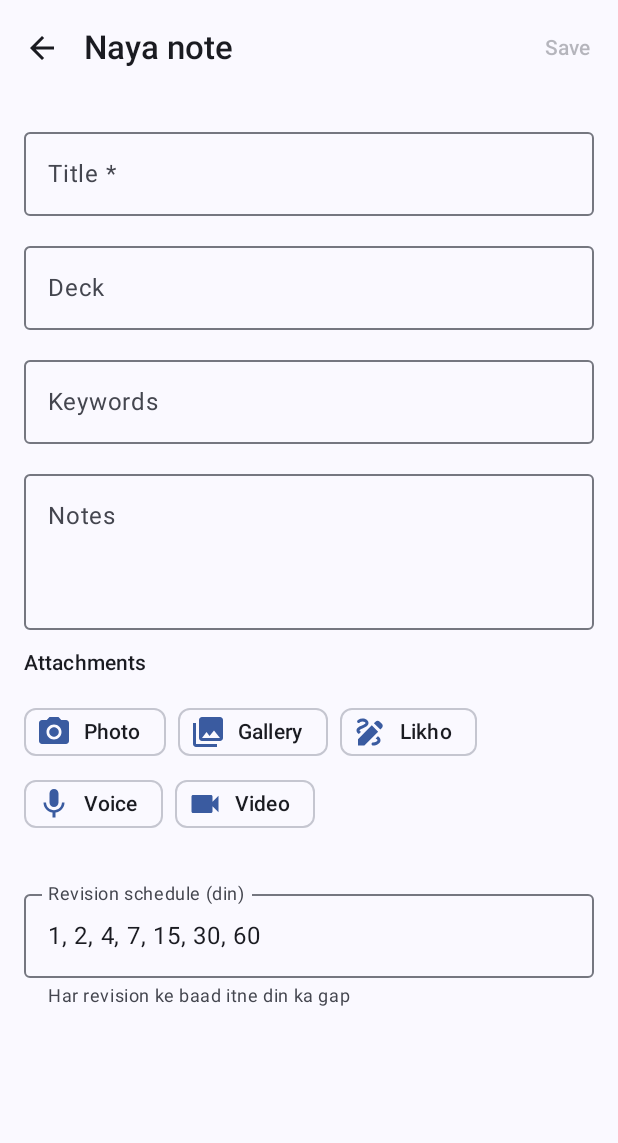
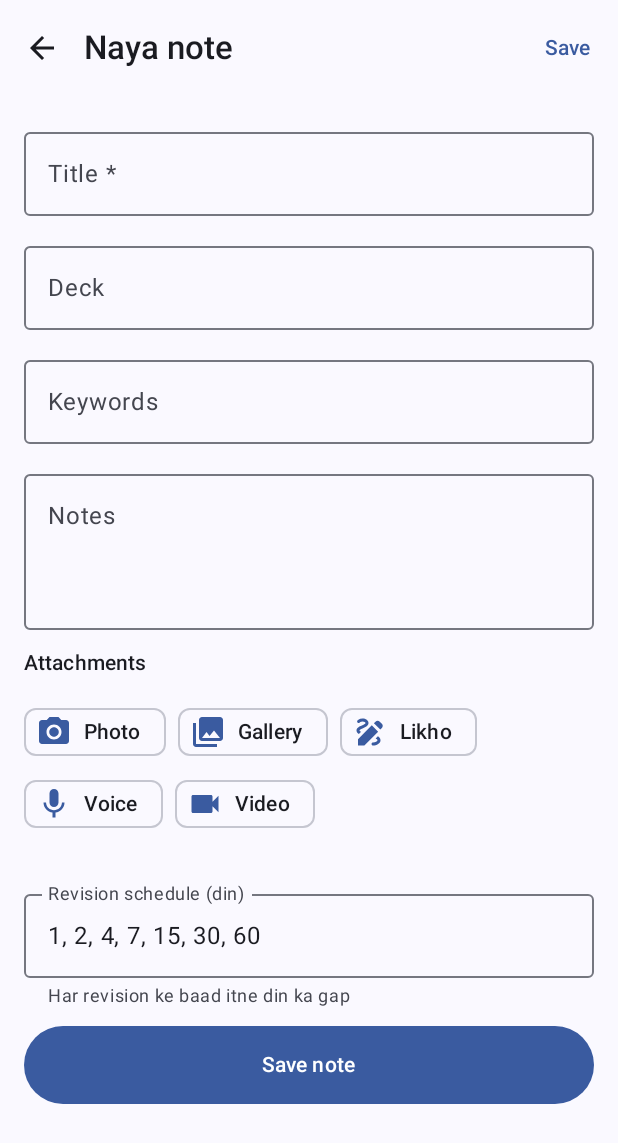
Before and after one commit to jogendra-india/yaad, an Android app built with Jetpack Compose: the screen it shows after launch (MainActivity), after a tap on "Naya note", on a phone screen of 412 x 824 dp. Shown: the top 1143 px of the screen. Run offline under Robolectric (Android 15) with nearby library versions, the phone set to English and light mode, and no system bars; our stand-ins replace Room's generated code; libraries missing offline, so code that uses them is left out: coil.decode.

Commit message:
Fix small-screen layout and note saving; compact home header
- Handwriting tools wrap onto two rows so Bold/Eraser stay visible
- Save is always tappable; a missing title is flagged inline instead of
  silently disabling the button, plus a full-width save button at the end
- Home uses a compact header with the app mark, name and date
- Replace leftover "Remind" branding with "Yaad"
- Bump version to 1.1

```diff
--- a/app/build.gradle.kts
+++ b/app/build.gradle.kts
@@ -13,8 +13,8 @@ android {
         applicationId = "com.yaad.revision"
         minSdk = 26
         targetSdk = 35
-        versionCode = 1
-        versionName = "1.0"
+        versionCode = 2
+        versionName = "1.1"
 
         testInstrumentationRunner = "androidx.test.runner.AndroidJUnitRunner"
     }
--- a/app/src/main/java/com/example/remind/data/Backup.kt
+++ b/app/src/main/java/com/example/remind/data/Backup.kt
@@ -75,7 +75,7 @@ class Backup(private val context: Context, private val repo: Repository) {
                 zip.closeEntry()
             }
         }
-        val data = json ?: error("Not a Remind backup (backup.json missing)")
+        val data = json ?: error("Not a Yaad backup (backup.json missing)")
 
         val notes = data.getJSONArray("notes").objects().map(::noteFromJson)
         val attachments = data.getJSONArray("attachments").objects().map(::attachmentFromJson)
--- a/app/src/main/java/com/example/remind/ui/EditNoteScreen.kt
+++ b/app/src/main/java/com/example/remind/ui/EditNoteScreen.kt
@@ -117,7 +117,7 @@ class EditNoteViewModel(private val repo: Repository, state: SavedStateHandle) :
     }
 
     val intervalsValid get() = Scheduler.parseIntervals(intervalsText) != null
-    val canSave get() = title.isNotBlank() && intervalsValid
+    var titleError by mutableStateOf(false)
 
     val hasChanges
         get() = title.isNotBlank() || body.isNotBlank() || keywords.isNotEmpty() ||
@@ -141,9 +141,13 @@ class EditNoteViewModel(private val repo: Repository, state: SavedStateHandle) :
         }
     }
 
-    fun save(onDone: (Long) -> Unit) {
+    /** Returns false (and flags the field) when something required is missing. */
+    fun save(onDone: (Long) -> Unit): Boolean {
         commitKeywordInput()
-        val intervals = Scheduler.parseIntervals(intervalsText) ?: return
+        titleError = title.isBlank()
+        val intervals = Scheduler.parseIntervals(intervalsText)
+        if (titleError || intervals == null || saving) return false
+        saving = true
         viewModelScope.launch {
             val id = repo.saveNote(
                 existing = existing,
@@ -158,7 +162,10 @@ class EditNoteViewModel(private val repo: Repository, state: SavedStateHandle) :
             saved = true
             onDone(id)
         }
+        return true
     }
+
+    private var saving = false
 
     override fun onCleared() {
         // Discarded draft: drop files captured in this session.
@@ -186,6 +193,7 @@ fun EditNoteScreen(onBack: () -> Unit, onSaved: (Long) -> Unit, vm: EditNoteView
     var showVoice by rememberSaveable { mutableStateOf(false) }
     var confirmDiscard by rememberSaveable { mutableStateOf(false) }
     var viewing by rememberSaveable { mutableStateOf<String?>(null) }
+    val scroll = rememberScrollState()
 
     val takePhoto = rememberLauncherForActivityResult(ActivityResultContracts.TakePicture()) { ok ->
         val name = pendingCapture ?: return@rememberLauncherForActivityResult
@@ -250,7 +258,7 @@ fun EditNoteScreen(onBack: () -> Unit, onSaved: (Long) -> Unit, vm: EditNoteView
                     IconButton(onClick = ::tryBack) { Icon(Icons.AutoMirrored.Filled.ArrowBack, contentDescription = "Back") }
                 },
                 actions = {
-                    TextButton(onClick = { vm.save(onSaved) }, enabled = vm.canSave && vm.loaded) { Text("Save") }
+                    TextButton(onClick = { vm.save(onSaved) }, enabled = vm.loaded) { Text("Save") }
                 },
             )
         },
@@ -261,15 +269,17 @@ fun EditNoteScreen(onBack: () -> Unit, onSaved: (Long) -> Unit, vm: EditNoteView
                 .fillMaxSize()
                 .padding(padding)
                 .imePadding()
-                .verticalScroll(rememberScrollState())
+                .verticalScroll(scroll)
                 .padding(16.dp),
             verticalArrangement = Arrangement.spacedBy(12.dp),
         ) {
             OutlinedTextField(
                 value = vm.title,
-                onValueChange = { vm.title = it },
+                onValueChange = { vm.title = it; if (it.isNotBlank()) vm.titleError = false },
                 label = { Text("Title *") },
                 placeholder = { Text("Kya padha?") },
+                isError = vm.titleError,
+                supportingText = if (vm.titleError) ({ Text("Title zaroori hai") }) else null,
                 singleLine = true,
                 keyboardOptions = KeyboardOptions(capitalization = KeyboardCapitalization.Sentences),
                 modifier = Modifier.fillMaxWidth(),
@@ -364,6 +374,16 @@ fun EditNoteScreen(onBack: () -> Unit, onSaved: (Long) -> Unit, vm: EditNoteView
                 keyboardOptions = KeyboardOptions(keyboardType = androidx.compose.ui.text.input.KeyboardType.Number),
                 modifier = Modifier.fillMaxWidth(),
             )
+
+            androidx.compose.material3.Button(
+                onClick = {
+                    if (!vm.save(onSaved)) scope.launch { scroll.animateScrollTo(0) }
+                },
+                modifier = Modifier
+                    .fillMaxWidth()
+                    .height(52.dp),
+            ) { Text(if (vm.isNew) "Save note" else "Save changes") }
+            Spacer(Modifier.height(8.dp))
         }
     }
 
--- a/app/src/main/java/com/example/remind/ui/HomeScreen.kt
+++ b/app/src/main/java/com/example/remind/ui/HomeScreen.kt
@@ -44,7 +44,13 @@ import androidx.compose.material3.ExperimentalMaterial3Api
 import androidx.compose.material3.ExtendedFloatingActionButton
 import androidx.compose.material3.Icon
 import androidx.compose.material3.IconButton
-import androidx.compose.material3.LargeTopAppBar
+import androidx.compose.material3.TopAppBar
+import androidx.compose.foundation.Image
+import androidx.compose.ui.draw.clip
+import androidx.compose.ui.res.painterResource
+import com.example.remind.R
+import java.time.LocalDateTime
+import java.time.format.DateTimeFormatter
 import androidx.compose.material3.LinearProgressIndicator
 import androidx.compose.material3.MaterialTheme
 import androidx.compose.material3.Scaffold
@@ -58,6 +64,7 @@ import androidx.compose.runtime.remember
 import androidx.compose.ui.Alignment
 import androidx.compose.ui.Modifier
 import androidx.compose.ui.graphics.Brush
+import androidx.compose.ui.graphics.graphicsLayer
 import androidx.compose.ui.graphics.vector.ImageVector
 import androidx.compose.ui.input.nestedscroll.nestedScroll
 import androidx.compose.ui.text.style.TextAlign
@@ -137,15 +144,15 @@ fun HomeScreen(
     val state by vm.state.collectAsStateWithLifecycle()
     LifecycleEventEffect(Lifecycle.Event.ON_RESUME) { vm.refresh() }
 
-    val scrollBehavior = TopAppBarDefaults.exitUntilCollapsedScrollBehavior()
+    val scrollBehavior = TopAppBarDefaults.pinnedScrollBehavior()
     val listState = rememberLazyListState()
     val fabExpanded by remember { derivedStateOf { listState.firstVisibleItemIndex == 0 } }
 
     Scaffold(
         modifier = Modifier.nestedScroll(scrollBehavior.nestedScrollConnection),
         topBar = {
-            LargeTopAppBar(
-                title = { Text("Remind") },
+            TopAppBar(
+                title = { HomeTitle() },
                 actions = {
                     IconButton(onClick = { onOpenLibrary(null, false) }) {
                         Icon(Icons.AutoMirrored.Filled.LibraryBooks, contentDescription = "Library")
@@ -238,6 +245,48 @@ fun HomeScreen(
                     NoteCard(item, state.today, vm.repo.store, onClick = { onOpenNote(item.note.id) }, modifier = Modifier.animateItem())
                 }
             }
+        }
+    }
+}
+
+@Composable
+private fun AppMark(size: androidx.compose.ui.unit.Dp) {
+    Box(
+        Modifier
+            .size(size)
+            .clip(RoundedCornerShape(size * 0.3f)),
+    ) {
+        Image(painterResource(R.drawable.ic_launcher_background), contentDescription = null, modifier = Modifier.fillMaxSize())
+        Image(
+            painterResource(R.drawable.ic_launcher_foreground),
+            contentDescription = null,
+            modifier = Modifier
+                .fillMaxSize()
+                .graphicsLayer(scaleX = 1.5f, scaleY = 1.5f),
+        )
+    }
+}
+
+private val headerDate = DateTimeFormatter.ofPattern("EEEE, d MMM")
+
+@Composable
+private fun HomeTitle() {
+    val now = remember { LocalDateTime.now() }
+    val greeting = when (now.hour) {
+        in 5..11 -> "Good morning"
+        in 12..16 -> "Good afternoon"
+        else -> "Good evening"
+    }
+    Row(verticalAlignment = Alignment.CenterVertically) {
+        AppMark(38.dp)
+        Spacer(Modifier.width(12.dp))
+        Column {
+            Text("Yaad", style = MaterialTheme.typography.titleLarge)
+            Text(
+                "$greeting · ${now.format(headerDate)}",
+                style = MaterialTheme.typography.labelMedium,
+                color = MaterialTheme.colorScheme.onSurfaceVariant,
+            )
         }
     }
 }
@@ -389,7 +438,7 @@ private fun EmptyHome(modifier: Modifier = Modifier) {
         Text("Jo padha, wo yaad rahega", style = MaterialTheme.typography.headlineSmall, textAlign = TextAlign.Center)
         Spacer(Modifier.height(8.dp))
         Text(
-            "Photo, handwriting, voice ya video ke saath note banao. Remind sahi time pe revision yaad dilayega: 1, 2, 4, 7… din baad.",
+            "Photo, handwriting, voice ya video ke saath note banao. Yaad sahi time pe revision yaad dilayega: 1, 2, 4, 7… din baad.",
             style = MaterialTheme.typography.bodyMedium,
             color = MaterialTheme.colorScheme.onSurfaceVariant,
             textAlign = TextAlign.Center,
--- a/app/src/main/java/com/example/remind/ui/SettingsScreen.kt
+++ b/app/src/main/java/com/example/remind/ui/SettingsScreen.kt
@@ -305,7 +305,7 @@ fun SettingsScreen(onBack: () -> Unit, vm: SettingsViewModel = viewModel(factory
                 }
                 ListItem(
                     headlineContent = { Text("Reminder late aa rahe hain?") },
-                    supportingContent = { Text("Kuch phones (Xiaomi, Oppo, Vivo…) background apps rok dete hain. Battery optimization se Remind ko hata do.") },
+                    supportingContent = { Text("Kuch phones (Xiaomi, Oppo, Vivo…) background apps rok dete hain. Battery optimization se Yaad ko hata do.") },
                     leadingContent = { Icon(Icons.Default.BatteryAlert, null) },
                     modifier = Modifier.padding(top = 4.dp),
                     trailingContent = {
@@ -363,7 +363,7 @@ fun SettingsScreen(onBack: () -> Unit, vm: SettingsViewModel = viewModel(factory
                     leadingContent = { Icon(Icons.Default.Upload, null) },
                     modifier = Modifier.padding(top = 4.dp),
                     trailingContent = {
-                        TextButton(onClick = { exportLauncher.launch("remind-backup-${LocalDate.now()}.zip") }) { Text("Export") }
+                        TextButton(onClick = { exportLauncher.launch("yaad-backup-${LocalDate.now()}.zip") }) { Text("Export") }
                     },
                     colors = ListItemDefaults.colors(containerColor = androidx.compose.ui.graphics.Color.Transparent),
                 )
@@ -381,7 +381,7 @@ fun SettingsScreen(onBack: () -> Unit, vm: SettingsViewModel = viewModel(factory
             }
 
             Text(
-                "Remind v${BuildConfig.VERSION_NAME}",
+                "Yaad v${BuildConfig.VERSION_NAME}",
                 style = MaterialTheme.typography.bodySmall,
                 color = MaterialTheme.colorScheme.onSurfaceVariant,
                 modifier = Modifier
```
Also changed, not shown: app/src/main/java/com/example/remind/ui/Capture.kt (+12 -5 lines).
